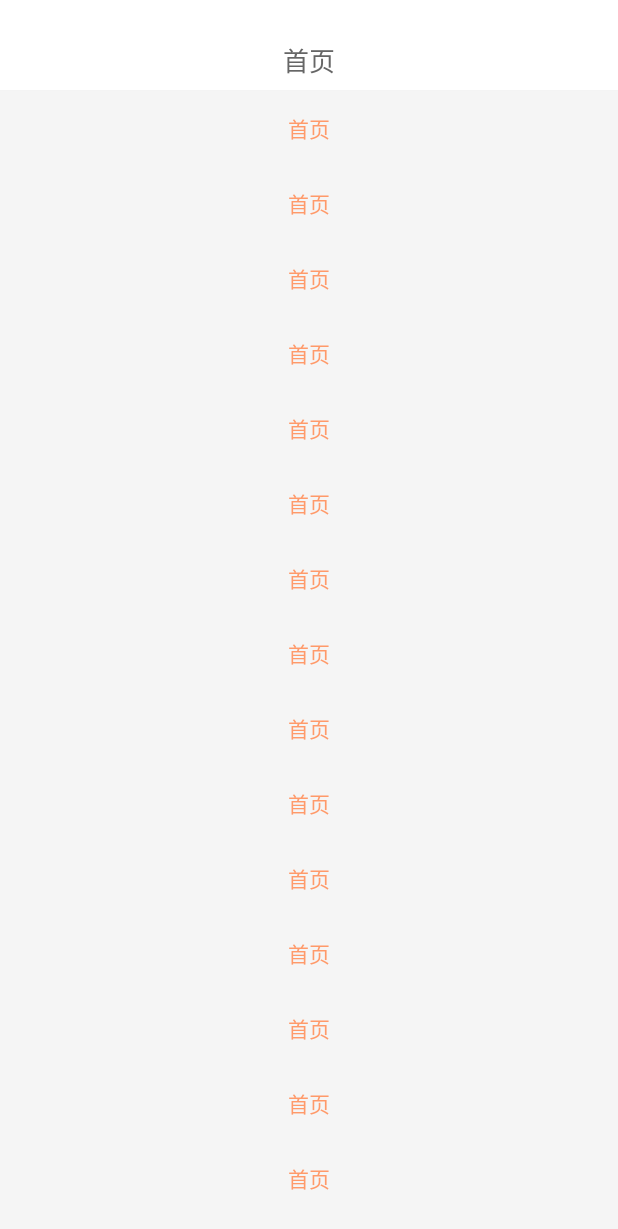
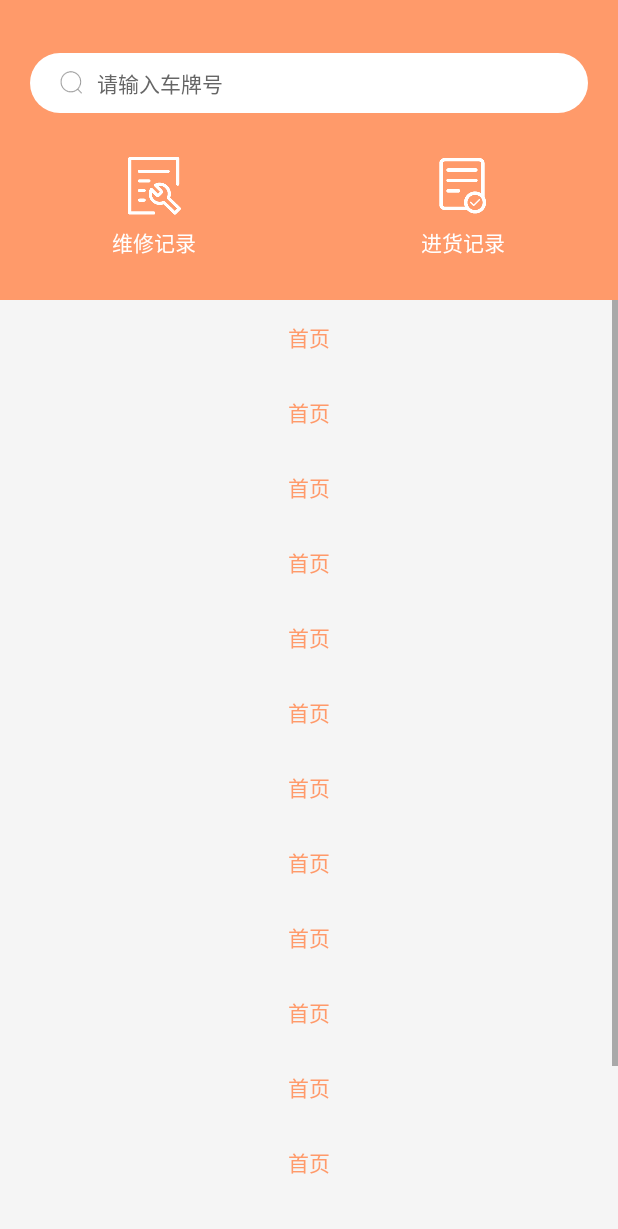
Before and after one commit to heroleon/CarFactory, an Android app: the layout fragment_home.xml on its own in the app's theme, with its tools: preview values and no code run, on a phone screen of 412 x 824 dp. Shown: the top 1229 px of the screen. Run offline under Robolectric (Android 15) with nearby library versions, the phone set to English and light mode, and no system bars.

Commit message:
1.添加图标、设计首页

```diff
--- a/app/src/main/java/com/leon/carfixfactory/ui/activity/MainActivity.java
+++ b/app/src/main/java/com/leon/carfixfactory/ui/activity/MainActivity.java
@@ -1,16 +1,11 @@
 package com.leon.carfixfactory.ui.activity;
 
-import android.content.ComponentName;
-import android.content.Intent;
+
 import android.os.Build;
-import android.support.annotation.Nullable;
 import android.view.View;
 import android.widget.Button;
 import android.widget.ImageView;
-
 import com.leon.carfixfactory.R;
-import com.leon.carfixfactory.utils.ZToast;
-
 import java.util.ArrayList;
 
 import butterknife.Bind;
@@ -23,7 +18,6 @@ public class MainActivity extends BaseFragmentActivity {
     ImageView ivScan;
     @Bind(R.id.btn_mine)
     Button mMine;
-    private int mRequestCode = 1000;
 
     @Override
     protected void initView() {
@@ -64,24 +58,4 @@ public class MainActivity extends BaseFragmentActivity {
         mHome.setBackgroundResource(R.drawable.homepage);
         mMine.setBackgroundResource(R.drawable.mine);
     }
-
-    @Override
-    protected void onActivityResult(int requestCode, int resultCode, @Nullable Intent data) {
-        super.onActivityResult(requestCode, resultCode, data);
-        if (requestCode == mRequestCode) {
-            if (resultCode == 2) {
-                if (data != null) {
-                    ArrayList<String> hphms = data.getStringArrayListExtra("HPHMS");
-                    if (hphms == null) {
-                        ZToast.makeText(this, "车牌识别异常，请重试", 1000).show();
-                        return;
-                    }
-                    if (hphms.size() > 1) {
-                        ZToast.makeText(this, hphms.get(0), 1000).show();
-                    }
-                }
-
-            }
-        }
-    }
 }
--- /dev/null
+++ b/app/src/main/res/drawable/sarchbar_bg.xml
@@ -0,0 +1,8 @@
+<?xml version="1.0" encoding="utf-8"?>
+<shape xmlns:android="http://schemas.android.com/apk/res/android"
+    android:shape="rectangle">
+    <corners android:radius="20dp" />
+    <size android:height="40dp" />
+    <size android:width="40dp" />
+    <solid android:color="@color/colorBg" />
+</shape>
--- a/app/src/main/res/layout/fragment_home.xml
+++ b/app/src/main/res/layout/fragment_home.xml
@@ -12,37 +12,72 @@
         android:background="@color/colorBg"
         android:orientation="vertical">
 
-        <RelativeLayout
+        <LinearLayout
             android:id="@+id/rl_actionbar"
             android:layout_width="match_parent"
-            android:layout_height="40dp"
-            android:layout_marginTop="20dp"
-            android:background="@color/colorBg">
+            android:layout_height="200dp"
+            android:background="@color/colorPrimary"
+            android:orientation="vertical"
+            android:paddingTop="35dp">
 
             <TextView
-                android:id="@+id/tv_title"
+                android:id="@+id/tv_search"
+                android:layout_width="match_parent"
+                android:layout_height="wrap_content"
+                android:layout_marginLeft="20dp"
+                android:layout_marginRight="20dp"
+                android:background="@drawable/sarchbar_bg"
+                android:drawableLeft="@mipmap/search_bar"
+                android:drawablePadding="10dp"
+                android:gravity="center_vertical"
+                android:paddingLeft="20dp"
+                android:text="@string/input_car_num"
+                android:textColor="@color/colorTextBlack"
+                android:textSize="14sp" />
+
+            <LinearLayout
                 android:layout_width="match_parent"
                 android:layout_height="match_parent"
-                android:gravity="center"
-                android:text="首页"
-                android:textColor="@color/colorTextBlack"
-                android:textSize="17sp" />
-        </RelativeLayout>
+                android:orientation="horizontal">
 
-        <View
-            android:layout_width="match_parent"
-            android:layout_height="0.5dp"
-            android:background="@color/colorBgDark" />
+                <TextView
+                    android:layout_width="0dp"
+                    android:layout_height="wrap_content"
+                    android:layout_gravity="center_vertical"
+                    android:layout_weight="1"
+                    android:drawableTop="@mipmap/icon_fix_record"
+                    android:drawablePadding="5dp"
+                    android:gravity="center"
+                    android:text="@string/txt_fix_record"
+                    android:textColor="@color/colorWhite"
+                    android:textSize="14sp" />
+
+                <TextView
+                    android:layout_width="0dp"
+                    android:layout_height="wrap_content"
+                    android:layout_gravity="center_vertical"
+                    android:layout_weight="1"
+                    android:drawableTop="@mipmap/icon_purchase_record"
+                    android:drawablePadding="5dp"
+                    android:gravity="center"
+                    android:text="@string/txt_purchase_record"
+                    android:textColor="@color/colorWhite"
+                    android:textSize="14sp" />
+            </LinearLayout>
+
+        </LinearLayout>
     </LinearLayout>
+
     <ScrollView
         android:layout_width="match_parent"
         android:layout_height="match_parent"
-        android:paddingBottom="10dp"
-        >
+        android:paddingBottom="10dp">
+
         <LinearLayout
             android:layout_width="match_parent"
             android:layout_height="match_parent"
             android:orientation="vertical">
+
             <TextView
                 android:layout_width="match_parent"
                 android:layout_height="50dp"
@@ -50,6 +85,7 @@
                 android:text="首页"
                 android:textColor="@color/colorPrimary"
                 android:textSize="14sp" />
+
             <TextView
                 android:layout_width="match_parent"
                 android:layout_height="50dp"
@@ -57,6 +93,7 @@
                 android:text="首页"
                 android:textColor="@color/colorPrimary"
                 android:textSize="14sp" />
+
             <TextView
                 android:layout_width="match_parent"
                 android:layout_height="50dp"
@@ -64,6 +101,7 @@
                 android:text="首页"
                 android:textColor="@color/colorPrimary"
                 android:textSize="14sp" />
+
             <TextView
                 android:layout_width="match_parent"
                 android:layout_height="50dp"
@@ -71,6 +109,7 @@
                 android:text="首页"
                 android:textColor="@color/colorPrimary"
                 android:textSize="14sp" />
+
             <TextView
                 android:layout_width="match_parent"
                 android:layout_height="50dp"
@@ -78,6 +117,7 @@
                 android:text="首页"
                 android:textColor="@color/colorPrimary"
                 android:textSize="14sp" />
+
             <TextView
                 android:layout_width="match_parent"
                 android:layout_height="50dp"
@@ -85,6 +125,7 @@
                 android:text="首页"
                 android:textColor="@color/colorPrimary"
                 android:textSize="14sp" />
+
             <TextView
                 android:layout_width="match_parent"
                 android:layout_height="50dp"
@@ -92,6 +133,7 @@
                 android:text="首页"
                 android:textColor="@color/colorPrimary"
                 android:textSize="14sp" />
+
             <TextView
                 android:layout_width="match_parent"
                 android:layout_height="50dp"
@@ -99,6 +141,7 @@
                 android:text="首页"
                 android:textColor="@color/colorPrimary"
                 android:textSize="14sp" />
+
             <TextView
                 android:layout_width="match_parent"
                 android:layout_height="50dp"
@@ -106,6 +149,7 @@
                 android:text="首页"
                 android:textColor="@color/colorPrimary"
                 android:textSize="14sp" />
+
             <TextView
                 android:layout_width="match_parent"
                 android:layout_height="50dp"
@@ -113,6 +157,7 @@
                 android:text="首页"
                 android:textColor="@color/colorPrimary"
                 android:textSize="14sp" />
+
             <TextView
                 android:layout_width="match_parent"
                 android:layout_height="50dp"
@@ -120,6 +165,7 @@
                 android:text="首页"
                 android:textColor="@color/colorPrimary"
                 android:textSize="14sp" />
+
             <TextView
                 android:layout_width="match_parent"
                 android:layout_height="50dp"
@@ -127,6 +173,7 @@
                 android:text="首页"
                 android:textColor="@color/colorPrimary"
                 android:textSize="14sp" />
+
             <TextView
                 android:layout_width="match_parent"
                 android:layout_height="50dp"
@@ -134,6 +181,7 @@
                 android:text="首页"
                 android:textColor="@color/colorPrimary"
                 android:textSize="14sp" />
+
             <TextView
                 android:layout_width="match_parent"
                 android:layout_height="50dp"
@@ -141,6 +189,7 @@
                 android:text="首页"
                 android:textColor="@color/colorPrimary"
                 android:textSize="14sp" />
+
             <TextView
                 android:layout_width="match_parent"
                 android:layout_height="50dp"
--- a/app/src/main/res/values/strings.xml
+++ b/app/src/main/res/values/strings.xml
@@ -1,3 +1,6 @@
 <resources>
     <string name="app_name">汽修工厂</string>
+    <string name="input_car_num">请输入车牌号</string>
+    <string name="txt_fix_record">维修记录</string>
+    <string name="txt_purchase_record">进货记录</string>
 </resources>
```
Also changed, not shown: app/src/main/res/mipmap-xxhdpi/icon_fix_record.png (added), app/src/main/res/mipmap-xxhdpi/icon_purchase_record.png (added), app/src/main/res/mipmap-xxhdpi/search_bar.png (added).
